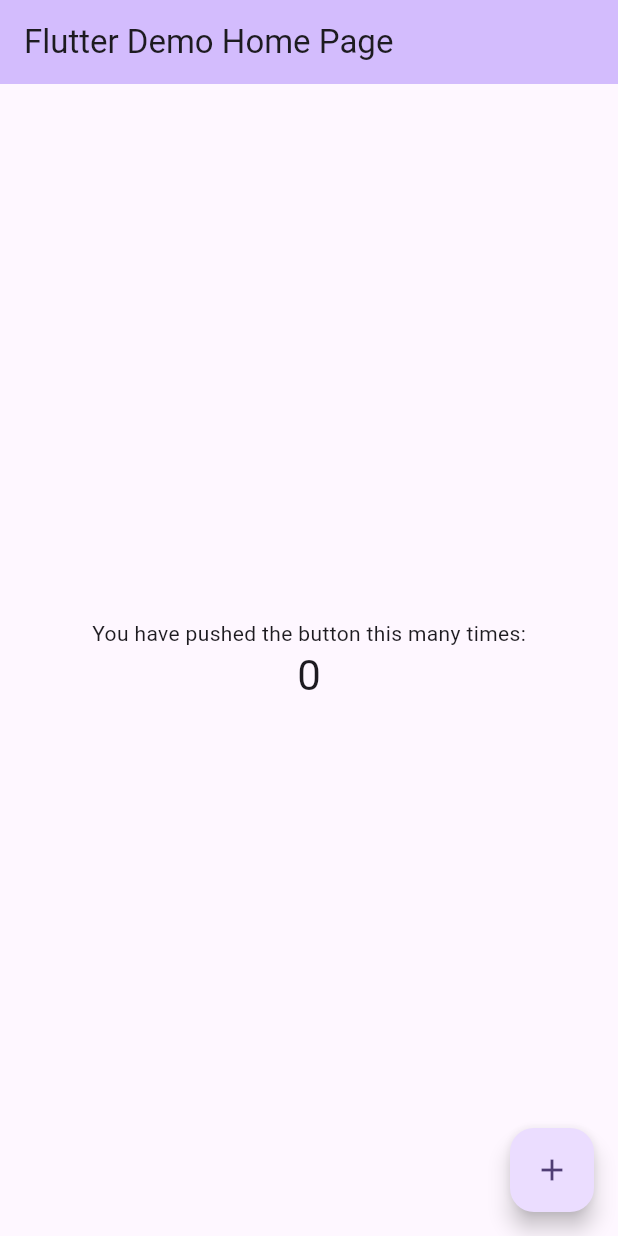
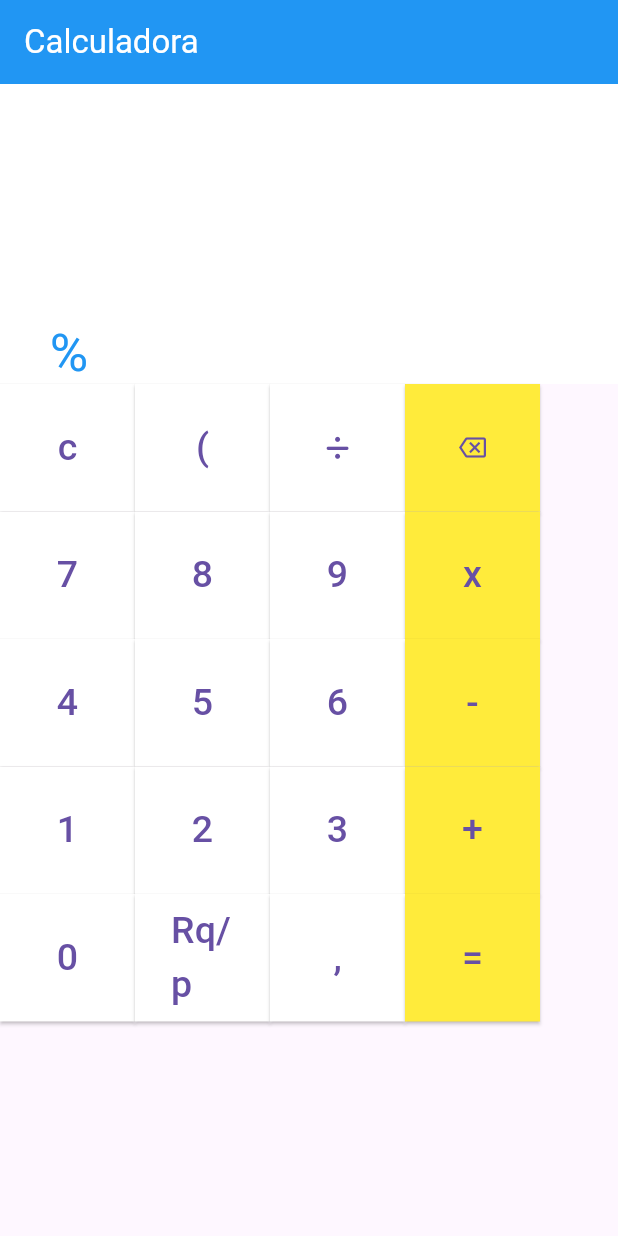
Before and after one commit to ZaqueuDias/CalculadoraZ, a Flutter app: the screen it shows after launch, on a phone screen of 412 x 824 dp. Run offline on Flutter 3.47's test engine with Material 3 defaults, Android fonts, the phone set to English and light mode, and no system bars; our stand-ins replace font_awesome_flutter, math_expressions.

Commit message:
adicionado mais codigos

```diff
--- /dev/null
+++ b/meuprojeto/lib/componentes/botao.dart
@@ -0,0 +1,48 @@
+import 'package:flutter/material.dart';
+
+import '../models/regra.dart';
+
+dynamic pressionar(dynamic receber){
+  if(receber == 'Rq/p'){
+    return 'sqrt(';
+  }else if(receber == '('){
+    return ')';
+  }
+  else{
+    return receber;
+  }
+}
+
+
+class Botao extends StatefulWidget {
+  dynamic vaiser;
+  Color cor;
+  Function() funcaoB;
+
+  Botao({super.key, required this.vaiser, this.cor = Colors
+      .white, required this.funcaoB});
+
+  @override
+  State<Botao> createState() => _BotaoState();
+}
+
+class _BotaoState extends State<Botao> {
+
+  @override
+  Widget build(BuildContext context) {
+    if(widget.vaiser.runtimeType == String){
+      widget.vaiser = Text('${widget.vaiser}', style: TextStyle(fontSize: 25),);
+    }
+    return Container(
+        width: 90,
+        height: 85,
+        child: ElevatedButton(
+            onLongPress: (){widget.vaiser = pressionar(widget.vaiser.data); Regra().digito(widget.vaiser.runtimeType == Text? widget.vaiser.data: widget.vaiser);widget.funcaoB();},
+            onPressed: (){Regra().digito(widget.vaiser.runtimeType == Text? widget.vaiser.data: widget.vaiser); widget.funcaoB();},
+            child: widget.vaiser,
+            style: ElevatedButton.styleFrom(
+                backgroundColor: widget.cor,
+                shape:
+                RoundedRectangleBorder(borderRadius: BorderRadius.zero))));
+  }
+}
--- /dev/null
+++ b/meuprojeto/lib/componentes/display.dart
@@ -0,0 +1,49 @@
+import 'package:flutter/material.dart';
+
+import '../models/regra.dart';
+
+class Display extends StatefulWidget {
+  Function() funcaoD;
+  Display({super.key, required this.funcaoD});
+
+  @override
+  State<Display> createState() => _DisplayState();
+}
+
+class _DisplayState extends State<Display> {
+  @override
+  Widget build(BuildContext context) {
+    return Container(
+      alignment: AlignmentDirectional.bottomEnd,
+      color: Colors.white,
+      width: MediaQuery.of(context).size.width,
+      height: 200,
+      child: Column(
+        children: [
+          Container(
+            alignment: AlignmentDirectional.bottomEnd,
+            width: MediaQuery.of(context).size.width,
+            height: 154,
+            child: Wrap(
+              children: Regra.display,
+            ),
+          ),
+          Container(
+            width: MediaQuery.of(context).size.width,
+            height: 45,
+            child: Padding(
+              padding: EdgeInsets.fromLTRB(33, 0, 0, 0),
+              child: GestureDetector(
+                onTap: (){Regra().digito('%');widget.funcaoD();},
+                child: Text(
+                  '%',
+                  style: TextStyle(fontSize: 35, color: Colors.blue),
+                ),
+              ),
+            ),
+          )
+        ],
+      ),
+    );
+  }
+}
--- /dev/null
+++ b/meuprojeto/lib/componentes/teclado.dart
@@ -0,0 +1,25 @@
+import 'package:flutter/material.dart';
+import 'package:font_awesome_flutter/font_awesome_flutter.dart';
+import 'package:meuprojeto/componentes/botao.dart';
+
+class Teclado extends StatefulWidget {
+  Function() funcaoT;
+  Teclado({super.key, required this.funcaoT});
+
+  @override
+  State<Teclado> createState() => _TecladoState();
+}
+
+class _TecladoState extends State<Teclado> {
+  @override
+  Widget build(BuildContext context) {
+    return Column(
+      children: [
+        Row(children: [Botao(vaiser: 'c', funcaoB: widget.funcaoT,), Botao(vaiser: '(', funcaoB: widget.funcaoT,), Botao(vaiser: Icon(FontAwesomeIcons.divide), funcaoB: widget.funcaoT,), Botao(vaiser: Icon(Icons.backspace_outlined,), cor: Colors.yellow, funcaoB: widget.funcaoT,)],),
+        Row(children: [Botao(vaiser: '7', funcaoB: widget.funcaoT,), Botao(vaiser: '8', funcaoB: widget.funcaoT,), Botao(vaiser: '9',funcaoB: widget.funcaoT,), Botao(vaiser: 'x', cor: Colors.yellow,funcaoB: widget.funcaoT,)]),
+        Row(children: [Botao(vaiser: '4',funcaoB: widget.funcaoT,), Botao(vaiser: '5',funcaoB: widget.funcaoT,), Botao(vaiser: '6',funcaoB: widget.funcaoT,), Botao(vaiser:'-', cor: Colors.yellow,funcaoB: widget.funcaoT,)]),
+        Row(children: [Botao(vaiser: '1',funcaoB: widget.funcaoT,), Botao(vaiser: '2',funcaoB: widget.funcaoT,), Botao(vaiser: '3',funcaoB: widget.funcaoT,), Botao(vaiser: '+', cor: Colors.yellow,funcaoB: widget.funcaoT,)]),
+        Row(children: [Botao(vaiser: '0',funcaoB: widget.funcaoT,), Botao(vaiser: 'Rq/p',funcaoB: widget.funcaoT,), Botao(vaiser: ',',funcaoB: widget.funcaoT,), Botao(vaiser: '=', cor: Colors.yellow,funcaoB: widget.funcaoT,)])],
+    );
+  }
+}
--- a/meuprojeto/lib/main.dart
+++ b/meuprojeto/lib/main.dart
@@ -1,125 +1,6 @@
-import 'package:flutter/material.dart';
+import'package:flutter/material.dart';
+import 'package:meuprojeto/telas/calculadora.dart';
 
 void main() {
-  runApp(const MyApp());
+  runApp(Calculadora());
 }
-
-class MyApp extends StatelessWidget {
-  const MyApp({super.key});
-
-  // This widget is the root of your application.
-  @override
-  Widget build(BuildContext context) {
-    return MaterialApp(
-      title: 'Flutter Demo',
-      theme: ThemeData(
-        // This is the theme of your application.
-        //
-        // TRY THIS: Try running your application with "flutter run". You'll see
-        // the application has a purple toolbar. Then, without quitting the app,
-        // try changing the seedColor in the colorScheme below to Colors.green
-        // and then invoke "hot reload" (save your changes or press the "hot
-        // reload" button in a Flutter-supported IDE, or press "r" if you used
-        // the command line to start the app).
-        //
-        // Notice that the counter didn't reset back to zero; the application
-        // state is not lost during the reload. To reset the state, use hot
-        // restart instead.
-        //
-        // This works for code too, not just values: Most code changes can be
-        // tested with just a hot reload.
-        colorScheme: ColorScheme.fromSeed(seedColor: Colors.deepPurple),
-        useMaterial3: true,
-      ),
-      home: const MyHomePage(title: 'Flutter Demo Home Page'),
-    );
-  }
-}
-
-class MyHomePage extends StatefulWidget {
-  const MyHomePage({super.key, required this.title});
-
-  // This widget is the home page of your application. It is stateful, meaning
-  // that it has a State object (defined below) that contains fields that affect
-  // how it looks.
-
-  // This class is the configuration for the state. It holds the values (in this
-  // case the title) provided by the parent (in this case the App widget) and
-  // used by the build method of the State. Fields in a Widget subclass are
-  // always marked "final".
-
-  final String title;
-
-  @override
-  State<MyHomePage> createState() => _MyHomePageState();
-}
-
-class _MyHomePageState extends State<MyHomePage> {
-  int _counter = 0;
-
-  void _incrementCounter() {
-    setState(() {
-      // This call to setState tells the Flutter framework that something has
-      // changed in this State, which causes it to rerun the build method below
-      // so that the display can reflect the updated values. If we changed
-      // _counter without calling setState(), then the build method would not be
-      // called again, and so nothing would appear to happen.
-      _counter++;
-    });
-  }
-
-  @override
-  Widget build(BuildContext context) {
-    // This method is rerun every time setState is called, for instance as done
-    // by the _incrementCounter method above.
-    //
-    // The Flutter framework has been optimized to make rerunning build methods
-    // fast, so that you can just rebuild anything that needs updating rather
-    // than having to individually change instances of widgets.
-    return Scaffold(
-      appBar: AppBar(
-        // TRY THIS: Try changing the color here to a specific color (to
-        // Colors.amber, perhaps?) and trigger a hot reload to see the AppBar
-        // change color while the other colors stay the same.
-        backgroundColor: Theme.of(context).colorScheme.inversePrimary,
-        // Here we take the value from the MyHomePage object that was created by
-        // the App.build method, and use it to set our appbar title.
-        title: Text(widget.title),
-      ),
-      body: Center(
-        // Center is a layout widget. It takes a single child and positions it
-        // in the middle of the parent.
-        child: Column(
-          // Column is also a layout widget. It takes a list of children and
-          // arranges them vertically. By default, it sizes itself to fit its
-          // children horizontally, and tries to be as tall as its parent.
-          //
-          // Column has various properties to control how it sizes itself and
-          // how it positions its children. Here we use mainAxisAlignment to
-          // center the children vertically; the main axis here is the vertical
-          // axis because Columns are vertical (the cross axis would be
-          // horizontal).
-          //
-          // TRY THIS: Invoke "debug painting" (choose the "Toggle Debug Paint"
-          // action in the IDE, or press "p" in the console), to see the
-          // wireframe for each widget.
-          mainAxisAlignment: MainAxisAlignment.center,
-          children: <Widget>[
-            const Text(
-              'You have pushed the button this many times:',
-            ),
-            Text(
-              '$_counter',
-              style: Theme.of(context).textTheme.headlineMedium,
-            ),
-          ],
-        ),
-      ),
-      floatingActionButton: FloatingActionButton(
-        onPressed: _incrementCounter,
-        tooltip: 'Increment',
-        child: const Icon(Icons.add),
-      ), // This trailing comma makes auto-formatting nicer for build methods.
-    );
-  }
-}
--- /dev/null
+++ b/meuprojeto/lib/telas/calculadora.dart
@@ -0,0 +1,35 @@
+
+import 'package:flutter/material.dart';
+
+import '../componentes/display.dart';
+import '../componentes/teclado.dart';
+
+class Calculadora extends StatefulWidget {
+  Calculadora({super.key});
+
+  @override
+  State<Calculadora> createState() => _CalculadoraState();
+}
+
+class _CalculadoraState extends State<Calculadora> {
+
+  void informa(){
+    setState(() {});
+  }
+
+  @override
+  Widget build(BuildContext context) {
+    return MaterialApp(
+      home: Scaffold(
+        appBar: AppBar(
+          title: Text(
+            'Calculadora',
+            style: TextStyle(color: Colors.white),
+          ),
+          backgroundColor: Colors.blue,
+        ),
+        body: Column(children: [Display(funcaoD: informa,), Teclado(funcaoT: informa,)],),
+      ),
+    );
+  }
+}
--- a/meuprojeto/pubspec.yaml
+++ b/meuprojeto/pubspec.yaml
@@ -30,6 +30,9 @@ environment:
 dependencies:
   flutter:
     sdk: flutter
+  font_awesome_flutter:
+  math_expressions: ^2.5.0
+
 
 
   # The following adds the Cupertino Icons font to your application.
```
Also changed, not shown: meuprojeto/lib/models/regra.dart (added, +57 -0 lines), meuprojeto/pubspec.lock.
